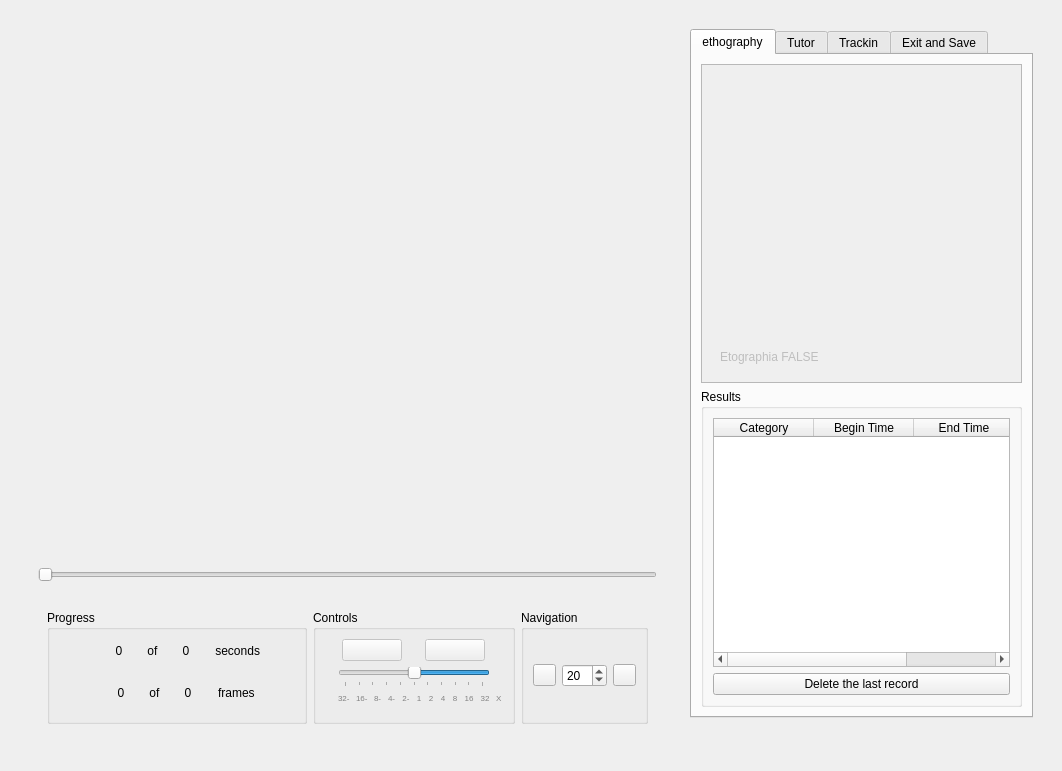
Old version of the form src/telaetografiaproce.ui in the repository EthoWatcher/ethowatcher.
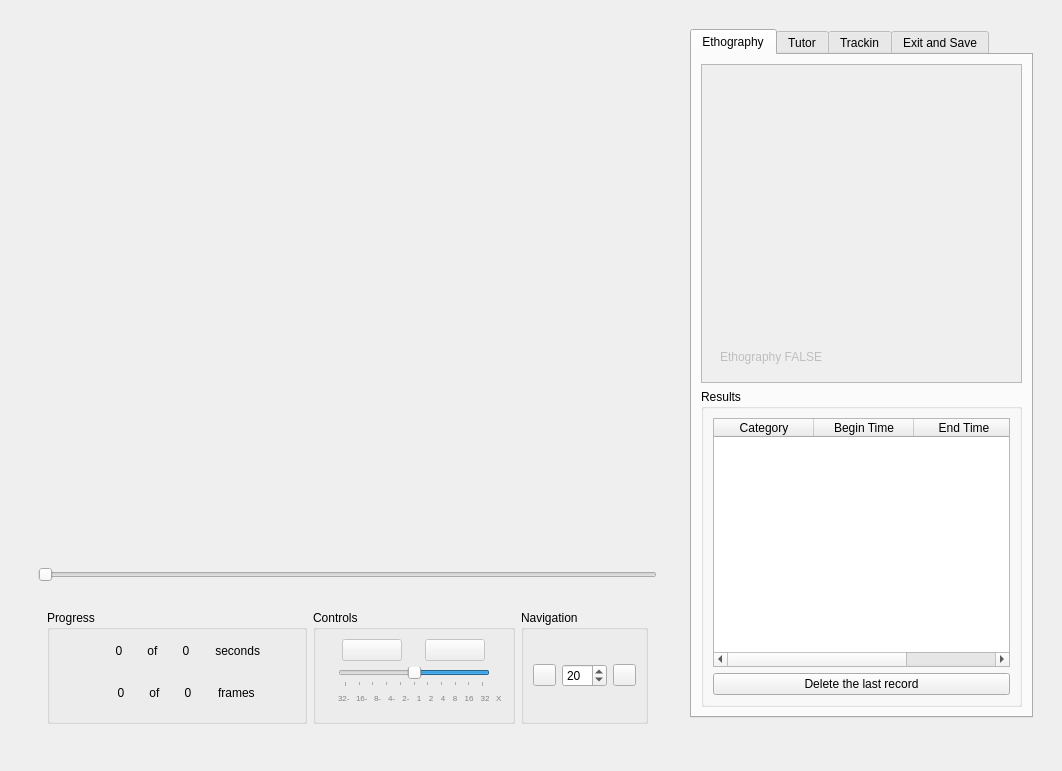
New version of the form. The open tabs and pages were chosen to show the change. Icons and pictures are not drawn.

Commit message: Arrumando alguns textos na interface que estavam errados

The edit to the form file:
```diff
--- a/src/telaetografiaproce.ui
+++ b/src/telaetografiaproce.ui
@@ -1524,7 +1524,7 @@
             </property>
             <widget class="QWidget" name="tab_3">
              <attribute name="title">
-              <string>ethography</string>
+              <string>Ethography</string>
              </attribute>
              <layout class="QVBoxLayout" name="verticalLayout_8">
               <item>
@@ -1540,8 +1540,8 @@
                   <rect>
                    <x>0</x>
                    <y>0</y>
-                   <width>319</width>
-                   <height>319</height>
+                   <width>322</width>
+                   <height>320</height>
                   </rect>
                  </property>
                  <layout class="QVBoxLayout" name="verticalLayout_9">
@@ -1579,7 +1579,7 @@
                         <bool>false</bool>
                        </property>
                        <property name="text">
-                        <string>Etographia FALSE</string>
+                        <string>Ethography FALSE</string>
                        </property>
                       </widget>
                      </item>
```
Left out of the diff: 4 changed lines with no effect on the pictures. The commit also changes 4 other files.
